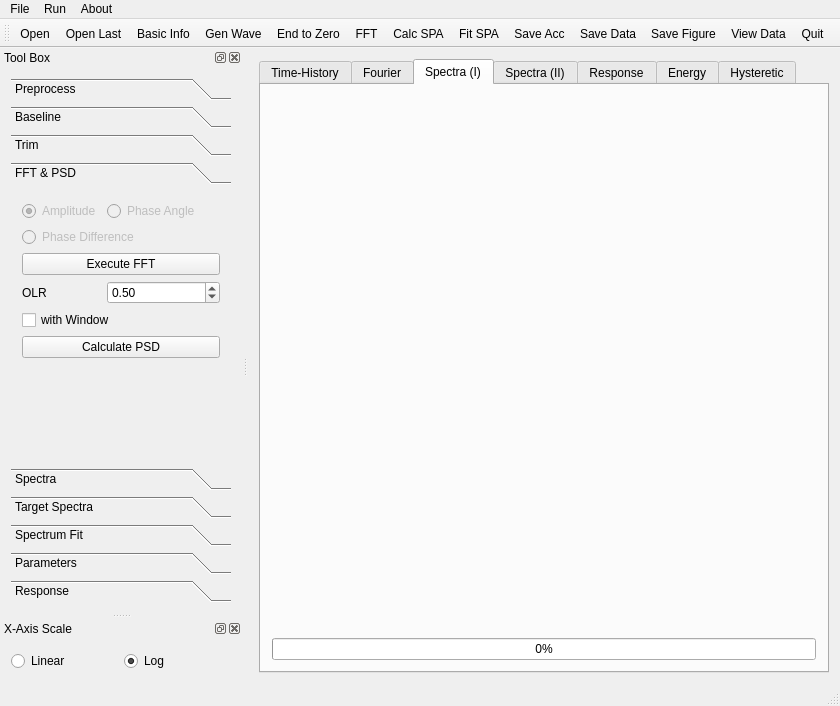
Old version of the form EQSignal/mainwindow.ui in the repository Panchatantra/EQSignal.
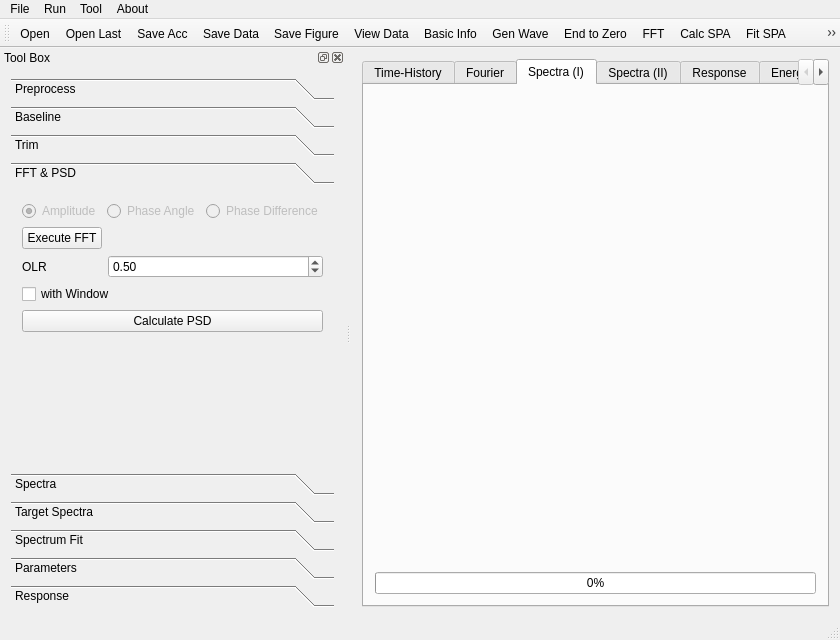
New version of the form. The open tabs and pages were chosen to show the change. Icons and pictures are not drawn. Custom widgets are drawn as their Qt base class.

Commit message: add toggle xscale

Patch:
```diff
--- a/EQSignal/mainwindow.ui
+++ b/EQSignal/mainwindow.ui
@@ -7,7 +7,7 @@
     <x>0</x>
     <y>0</y>
     <width>840</width>
-    <height>706</height>
+    <height>640</height>
    </rect>
   </property>
   <property name="windowTitle">
@@ -111,7 +111,7 @@
      <x>0</x>
      <y>0</y>
      <width>840</width>
-     <height>28</height>
+     <height>23</height>
     </rect>
    </property>
    <property name="nativeMenuBar">
@@ -146,11 +146,17 @@
     <addaction name="actionFFT"/>
     <addaction name="actionCalcSPA"/>
     <addaction name="actionFitSPA"/>
+   </widget>
+   <widget class="QMenu" name="menuTool">
+    <property name="title">
+     <string>Tool</string>
+    </property>
     <addaction name="actionEndtoZero"/>
     <addaction name="actionChangSpecialPoint"/>
    </widget>
    <addaction name="menuFile"/>
    <addaction name="menuRun"/>
+   <addaction name="menuTool"/>
    <addaction name="menuAbout"/>
   </widget>
   <widget class="QStatusBar" name="statusBar"/>
@@ -158,7 +164,7 @@
    <property name="minimumSize">
     <size>
      <width>240</width>
-     <height>550</height>
+     <height>400</height>
     </size>
    </property>
    <property name="maximumSize">
@@ -802,35 +808,59 @@
          <rect>
           <x>0</x>
           <y>0</y>
-          <width>240</width>
-          <height>228</height>
+          <width>317</width>
+          <height>270</height>
          </rect>
         </property>
         <attribute name="label">
          <string>FFT &amp;&amp; PSD</string>
         </attribute>
         <layout class="QFormLayout" name="formLayout_4">
-         <item row="2" column="0">
-          <widget class="QRadioButton" name="Amp">
-           <property name="enabled">
-            <bool>false</bool>
-           </property>
-           <property name="text">
-            <string>Amplitude</string>
-           </property>
-           <property name="checked">
-            <bool>true</bool>
-           </property>
-          </widget>
+         <item row="0" column="0" colspan="2">
+          <layout class="QHBoxLayout" name="horizontalLayout_4">
+           <item>
+            <widget class="QRadioButton" name="Amp">
+             <property name="enabled">
+              <bool>false</bool>
+             </property>
+             <property name="text">
+              <string>Amplitude</string>
+             </property>
+             <property name="checked">
+              <bool>true</bool>
+             </property>
+            </widget>
+           </item>
+           <item>
+            <widget class="QRadioButton" name="Ang">
+             <property name="enabled">
+              <bool>false</bool>
+             </property>
+             <property name="text">
+              <string>Phase Angle</string>
+             </property>
+            </widget>
+           </item>
+           <item>
+            <widget class="QRadioButton" name="DAng">
+             <property name="enabled">
+              <bool>false</bool>
+             </property>
+             <property name="text">
+              <string>Phase Difference</string>
+             </property>
+            </widget>
+           </item>
+          </layout>
          </item>
-         <item row="4" column="0" colspan="2">
+         <item row="1" column="0">
           <widget class="QPushButton" name="CalcFFT">
            <property name="text">
             <string>Execute FFT</string>
            </property>
           </widget>
          </item>
-         <item row="5" column="0">
+         <item row="2" column="0">
           <widget class="QLabel" name="label_18">
            <property name="text">
             <string>OLR</string>
@@ -840,7 +870,7 @@
            </property>
           </widget>
          </item>
-         <item row="5" column="1">
+         <item row="2" column="1">
           <widget class="QDoubleSpinBox" name="OLR">
            <property name="maximum">
             <double>1.000000000000000</double>
@@ -853,40 +883,20 @@
            </property>
           </widget>
          </item>
-         <item row="6" column="0" colspan="2">
+         <item row="3" column="0" colspan="2">
           <widget class="QCheckBox" name="WW">
            <property name="text">
             <string>with Window</string>
            </property>
           </widget>
          </item>
-         <item row="7" column="0" colspan="2">
+         <item row="4" column="0" colspan="2">
           <widget class="QPushButton" name="CalcPSD">
            <property name="text">
             <string>Calculate PSD</string>
            </property>
           </widget>
          </item>
-         <item row="2" column="1">
-          <widget class="QRadioButton" name="Ang">
-           <property name="enabled">
-            <bool>false</bool>
-           </property>
-           <property name="text">
-            <string>Phase Angle</string>
-           </property>
-          </widget>
-         </item>
-         <item row="3" column="0" colspan="2">
-          <widget class="QRadioButton" name="DAng">
-           <property name="enabled">
-            <bool>false</bool>
-           </property>
-           <property name="text">
-            <string>Phase Difference</string>
-           </property>
-          </widget>
-         </item>
         </layout>
        </widget>
        <widget class="QWidget" name="SPA">
@@ -1781,53 +1791,6 @@
     </layout>
    </widget>
   </widget>
-  <widget class="QDockWidget" name="dockXScale">
-   <property name="minimumSize">
-    <size>
-     <width>240</width>
-     <height>65</height>
-    </size>
-   </property>
-   <property name="maximumSize">
-    <size>
-     <width>524287</width>
-     <height>90</height>
-    </size>
-   </property>
-   <property name="floating">
-    <bool>false</bool>
-   </property>
-   <property name="features">
-    <set>QDockWidget::AllDockWidgetFeatures</set>
-   </property>
-   <property name="windowTitle">
-    <string>X-Axis Scale</string>
-   </property>
-   <attribute name="dockWidgetArea">
-    <number>1</number>
-   </attribute>
-   <widget class="QWidget" name="dockWidgetContents_2">
-    <layout class="QHBoxLayout" name="horizontalLayout_5">
-     <item>
-      <widget class="QRadioButton" name="XS_LIN_SP">
-       <property name="text">
-        <string>Linear</string>
-       </property>
-      </widget>
-     </item>
-     <item>
-      <widget class="QRadioButton" name="XS_LOG_SP">
-       <property name="text">
-        <string>Log</string>
-       </property>
-       <property name="checked">
-        <bool>true</bool>
-       </property>
-      </widget>
-     </item>
-    </layout>
-   </widget>
-  </widget>
   <widget class="QToolBar" name="toolBar">
    <property name="windowTitle">
     <string>toolBar</string>
@@ -1840,16 +1803,17 @@
    </attribute>
    <addaction name="actionOpen"/>
    <addaction name="actionOpenLast"/>
+   <addaction name="actionSaveAcc"/>
+   <addaction name="actionSaveData"/>
+   <addaction name="actionSaveFig"/>
+   <addaction name="actionViewData"/>
    <addaction name="actionBasicInfo"/>
    <addaction name="actionGenWave"/>
    <addaction name="actionEndtoZero"/>
    <addaction name="actionFFT"/>
    <addaction name="actionCalcSPA"/>
    <addaction name="actionFitSPA"/>
-   <addaction name="actionSaveAcc"/>
-   <addaction name="actionSaveData"/>
-   <addaction name="actionSaveFig"/>
-   <addaction name="actionViewData"/>
+   <addaction name="actionToggleXScale"/>
    <addaction name="actionQuit"/>
   </widget>
   <action name="actionQuit">
@@ -1995,6 +1959,15 @@
     <string>Chang Special Point</string>
    </property>
   </action>
+  <action name="actionToggleXScale">
+   <property name="icon">
+    <iconset resource="mainwindow.qrc">
+     <normaloff>:/MainWindow/icons/XScale.png</normaloff>:/MainWindow/icons/XScale.png</iconset>
+   </property>
+   <property name="text">
+    <string>Toggle X-Scale</string>
+   </property>
+  </action>
  </widget>
  <layoutdefault spacing="6" margin="11"/>
  <customwidgets>
```
Left out of the diff: 44 changed lines with no effect on the pictures. The commit also changes 8 other files.
